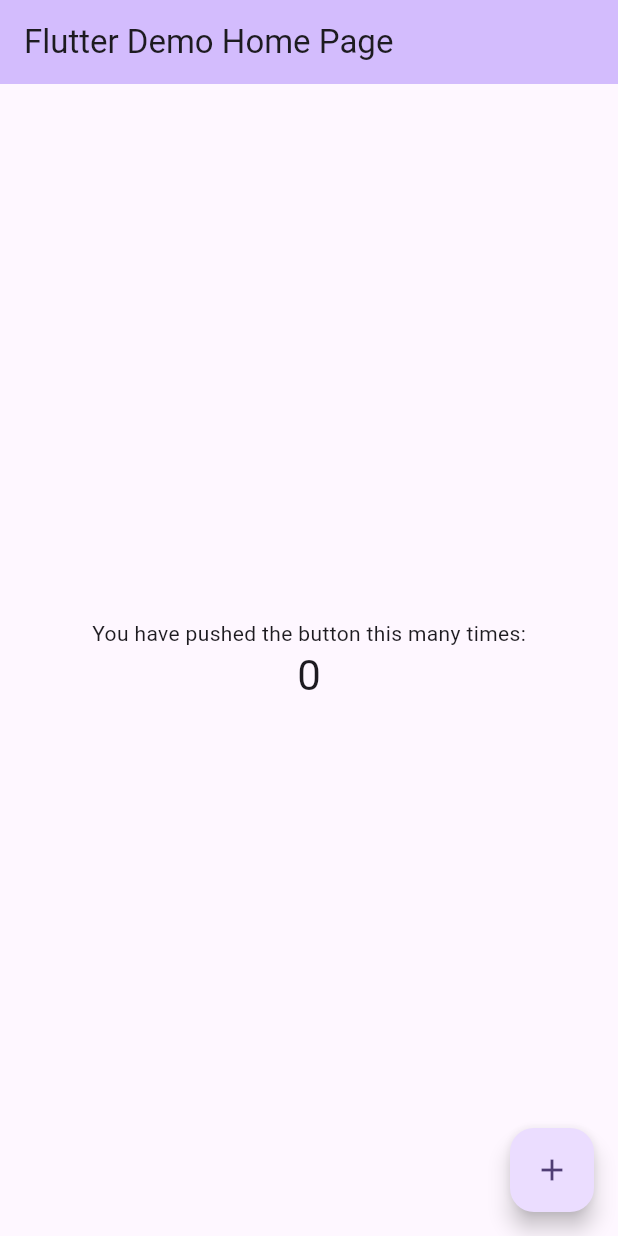
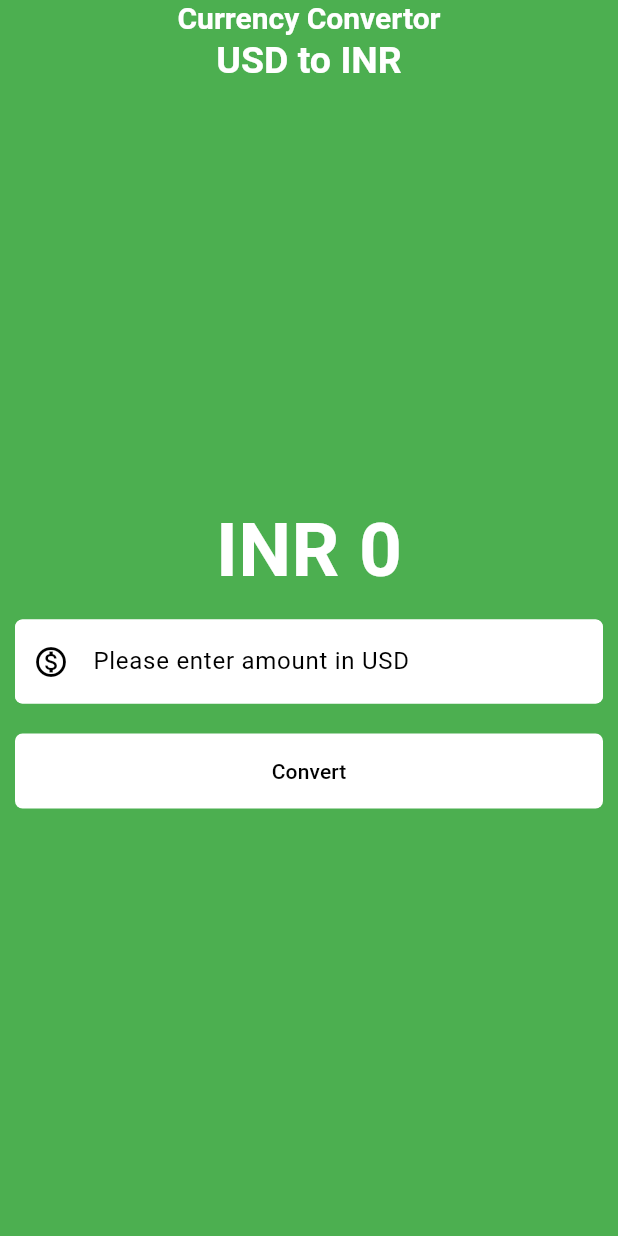
Before and after one commit to smilekaliraj5/flutter, a Flutter app: the screen it shows after launch, on a phone screen of 412 x 824 dp. Run offline on Flutter 3.47's test engine with Material 3 defaults, Android fonts, the phone set to English and light mode, and no system bars.

Commit message:
Currency Converter App
It is made with Material Design.

```diff
--- /dev/null
+++ b/currency_converter/lib/currency_converter.dart
@@ -0,0 +1,124 @@
+import 'package:flutter/material.dart';
+
+class CurrencyConverter extends StatefulWidget {
+  const CurrencyConverter({super.key});
+
+  @override
+  State<CurrencyConverter> createState() => _CurrencyConverterState();
+}
+
+class _CurrencyConverterState extends State<CurrencyConverter> {
+  double result = 0;
+  final TextEditingController textEditingController = TextEditingController();
+
+  void convert() {
+    result = double.parse(textEditingController.text) * 83.48;
+    setState(() {});
+  }
+
+  @override
+  Widget build(BuildContext context) {
+    const border = OutlineInputBorder(
+      borderSide: BorderSide(
+        color: Colors.white,
+        width: 2.0,
+        style: BorderStyle.solid,
+      ),
+      borderRadius: BorderRadius.all(
+        Radius.circular(5),
+      ),
+    );
+
+    return Scaffold(
+      backgroundColor: Colors.green,
+      appBar: AppBar(
+        backgroundColor: Colors.green,
+        elevation: 0,
+        title: const Text.rich(
+          TextSpan(
+            children: [
+              TextSpan(
+                text: 'Currency Convertor\n',
+                style: TextStyle(
+                  color: Colors.white,
+                  fontWeight: FontWeight.bold,
+                  fontSize: 20,
+                ),
+              ),
+              TextSpan(
+                text: 'USD to INR',
+                style: TextStyle(
+                  color: Colors.white,
+                  fontWeight: FontWeight.bold,
+                  fontSize: 25,
+                ),
+              ),
+            ],
+          ),
+          textAlign: TextAlign.center,
+        ),
+        centerTitle: true,
+      ),
+      body: Center(
+        child: Column(
+          mainAxisAlignment: MainAxisAlignment.center,
+          children: [
+            Text(
+              'INR ${result != 0 ? result.toStringAsFixed(2) : result.toStringAsFixed(0)}',
+              style: const TextStyle(
+                fontSize: 50,
+                fontWeight: FontWeight.bold,
+                color: Colors.white,
+              ),
+            ),
+            //! Padding works in const but Container didn't work in const
+            Padding(
+              padding: const EdgeInsets.all(10),
+              child: TextField(
+                controller: textEditingController,
+                style: const TextStyle(
+                  color: Colors.black,
+                ),
+                keyboardType: const TextInputType.numberWithOptions(
+                  decimal: true,
+                ),
+                decoration: const InputDecoration(
+                  hintText: 'Please enter amount in USD',
+                  hintStyle: TextStyle(
+                    color: Colors.black,
+                  ),
+                  prefixIcon: Icon(
+                    Icons.monetization_on_outlined,
+                  ),
+                  prefixIconColor: Colors.black,
+                  filled: true,
+                  fillColor: Colors.white,
+                  focusedBorder: border,
+                  enabledBorder: border,
+                ),
+              ),
+            ),
+            Padding(
+              padding: const EdgeInsets.all(10),
+              child: TextButton(
+                onPressed: convert,
+                style: TextButton.styleFrom(
+                  backgroundColor: Colors.white,
+                  foregroundColor: Colors.black,
+                  minimumSize: const Size(
+                    double.infinity,
+                    50,
+                  ),
+                  shape: RoundedRectangleBorder(
+                    borderRadius: BorderRadius.circular(5),
+                  ),
+                ),
+                child: const Text('Convert'),
+              ),
+            )
+          ],
+        ),
+      ),
+    );
+  }
+}
--- a/currency_converter/lib/main.dart
+++ b/currency_converter/lib/main.dart
@@ -1,125 +1,26 @@
 import 'package:flutter/material.dart';
+import 'package:currency_converter/currency_converter.dart';
 
 void main() {
   runApp(const MyApp());
 }
 
+//? Types of widgets
+//? 1. StatelessWidget
+//? 2. StatefulWidget
+
+//? State
+
+//? 1. Material Design
+//? 2. Cupertino Design
+
 class MyApp extends StatelessWidget {
   const MyApp({super.key});
 
-  // This widget is the root of your application.
   @override
   Widget build(BuildContext context) {
-    return MaterialApp(
-      title: 'Flutter Demo',
-      theme: ThemeData(
-        // This is the theme of your application.
-        //
-        // TRY THIS: Try running your application with "flutter run". You'll see
-        // the application has a purple toolbar. Then, without quitting the app,
-        // try changing the seedColor in the colorScheme below to Colors.green
-        // and then invoke "hot reload" (save your changes or press the "hot
-        // reload" button in a Flutter-supported IDE, or press "r" if you used
-        // the command line to start the app).
-        //
-        // Notice that the counter didn't reset back to zero; the application
-        // state is not lost during the reload. To reset the state, use hot
-        // restart instead.
-        //
-        // This works for code too, not just values: Most code changes can be
-        // tested with just a hot reload.
-        colorScheme: ColorScheme.fromSeed(seedColor: Colors.deepPurple),
-        useMaterial3: true,
-      ),
-      home: const MyHomePage(title: 'Flutter Demo Home Page'),
+    return const MaterialApp(
+      home: CurrencyConverter(),
     );
   }
 }
-
-class MyHomePage extends StatefulWidget {
-  const MyHomePage({super.key, required this.title});
-
-  // This widget is the home page of your application. It is stateful, meaning
-  // that it has a State object (defined below) that contains fields that affect
-  // how it looks.
-
-  // This class is the configuration for the state. It holds the values (in this
-  // case the title) provided by the parent (in this case the App widget) and
-  // used by the build method of the State. Fields in a Widget subclass are
-  // always marked "final".
-
-  final String title;
-
-  @override
-  State<MyHomePage> createState() => _MyHomePageState();
-}
-
-class _MyHomePageState extends State<MyHomePage> {
-  int _counter = 0;
-
-  void _incrementCounter() {
-    setState(() {
-      // This call to setState tells the Flutter framework that something has
-      // changed in this State, which causes it to rerun the build method below
-      // so that the display can reflect the updated values. If we changed
-      // _counter without calling setState(), then the build method would not be
-      // called again, and so nothing would appear to happen.
-      _counter++;
-    });
-  }
-
-  @override
-  Widget build(BuildContext context) {
-    // This method is rerun every time setState is called, for instance as done
-    // by the _incrementCounter method above.
-    //
-    // The Flutter framework has been optimized to make rerunning build methods
-    // fast, so that you can just rebuild anything that needs updating rather
-    // than having to individually change instances of widgets.
-    return Scaffold(
-      appBar: AppBar(
-        // TRY THIS: Try changing the color here to a specific color (to
-        // Colors.amber, perhaps?) and trigger a hot reload to see the AppBar
-        // change color while the other colors stay the same.
-        backgroundColor: Theme.of(context).colorScheme.inversePrimary,
-        // Here we take the value from the MyHomePage object that was created by
-        // the App.build method, and use it to set our appbar title.
-        title: Text(widget.title),
-      ),
-      body: Center(
-        // Center is a layout widget. It takes a single child and positions it
-        // in the middle of the parent.
-        child: Column(
-          // Column is also a layout widget. It takes a list of children and
-          // arranges them vertically. By default, it sizes itself to fit its
-          // children horizontally, and tries to be as tall as its parent.
-          //
-          // Column has various properties to control how it sizes itself and
-          // how it positions its children. Here we use mainAxisAlignment to
-          // center the children vertically; the main axis here is the vertical
-          // axis because Columns are vertical (the cross axis would be
-          // horizontal).
-          //
-          // TRY THIS: Invoke "debug painting" (choose the "Toggle Debug Paint"
-          // action in the IDE, or press "p" in the console), to see the
-          // wireframe for each widget.
-          mainAxisAlignment: MainAxisAlignment.center,
-          children: <Widget>[
-            const Text(
-              'You have pushed the button this many times:',
-            ),
-            Text(
-              '$_counter',
-              style: Theme.of(context).textTheme.headlineMedium,
-            ),
-          ],
-        ),
-      ),
-      floatingActionButton: FloatingActionButton(
-        onPressed: _incrementCounter,
-        tooltip: 'Increment',
-        child: const Icon(Icons.add),
-      ), // This trailing comma makes auto-formatting nicer for build methods.
-    );
-  }
-}
```
